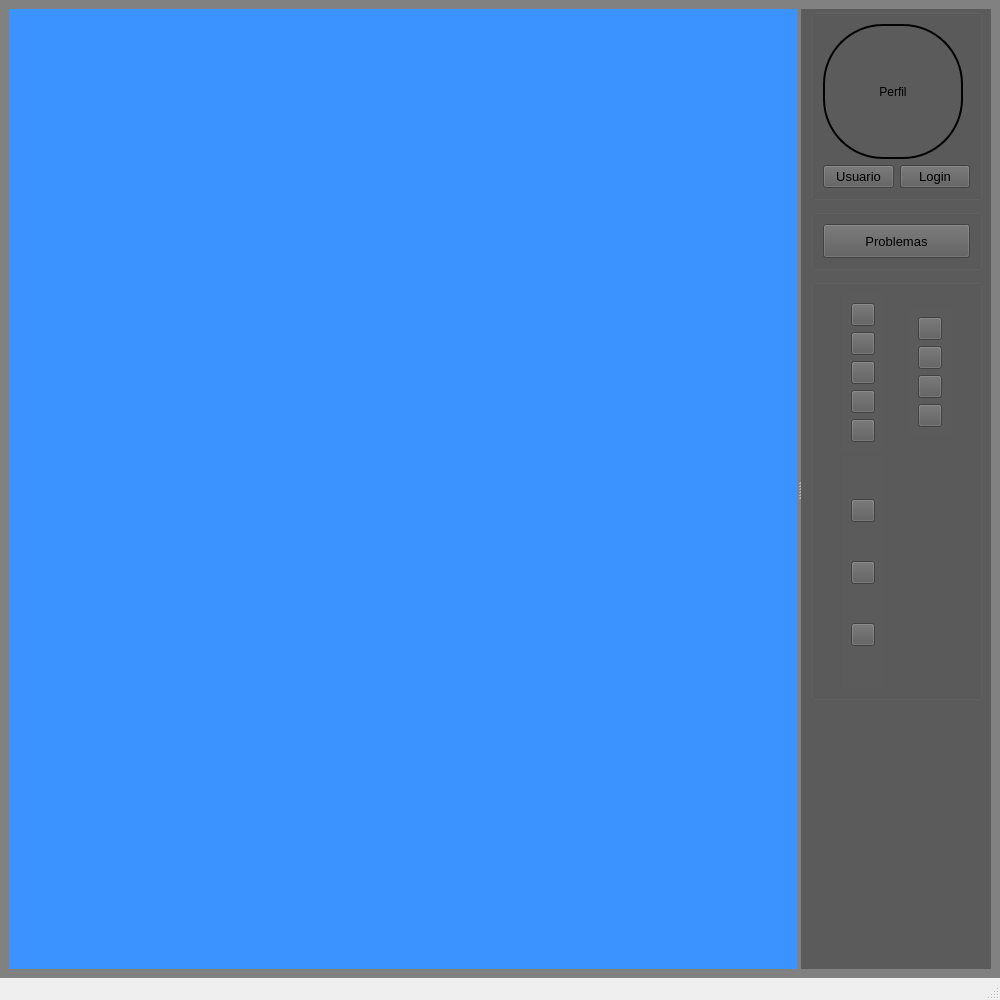
Old version of the form Trabajo/mainwindow.ui in the repository KaiacUPV/PROYECTO-IHM.
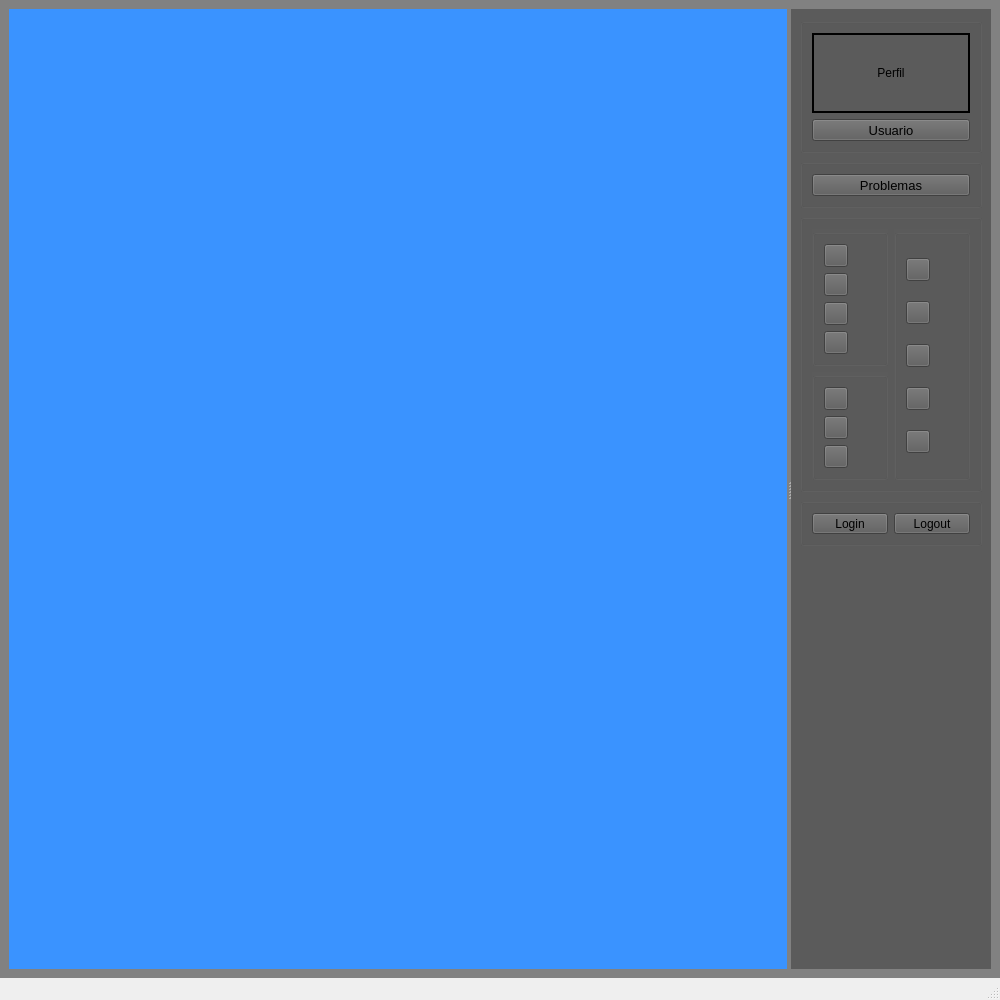
New version of the form. The open tabs and pages were chosen to show the change.

```diff
--- a/Trabajo/mainwindow.ui
+++ b/Trabajo/mainwindow.ui
@@ -29,15 +29,15 @@
    <property name="styleSheet">
     <string notr="true">background-color: rgb(129, 129, 129);</string>
    </property>
-   <layout class="QHBoxLayout" name="horizontalLayout_2">
-    <item>
+   <layout class="QGridLayout" name="gridLayout_4">
+    <item row="0" column="0">
      <widget class="QSplitter" name="splitter">
       <property name="orientation">
        <enum>Qt::Orientation::Horizontal</enum>
       </property>
       <widget class="QWidget" name="mapwidget" native="true">
        <property name="sizePolicy">
-        <sizepolicy hsizetype="MinimumExpanding" vsizetype="Expanding">
+        <sizepolicy hsizetype="Minimum" vsizetype="Expanding">
          <horstretch>50</horstretch>
          <verstretch>0</verstretch>
         </sizepolicy>
@@ -64,8 +64,8 @@
          <verstretch>0</verstretch>
         </sizepolicy>
        </property>
-       <layout class="QHBoxLayout" name="horizontalLayout">
-        <item>
+       <layout class="QGridLayout" name="gridLayout_5">
+        <item row="0" column="0">
          <widget class="QStackedWidget" name="stackedWidget">
           <property name="sizePolicy">
            <sizepolicy hsizetype="MinimumExpanding" vsizetype="Preferred">
@@ -75,7 +75,7 @@
           </property>
           <property name="minimumSize">
            <size>
-            <width>190</width>
+            <width>200</width>
             <height>0</height>
            </size>
           </property>
@@ -94,17 +94,52 @@
            <number>0</number>
           </property>
           <widget class="QWidget" name="page">
+           <layout class="QGridLayout" name="gridLayout_6">
+            <item row="3" column="0">
+             <widget class="QGroupBox" name="Sesions">
+              <property name="sizePolicy">
+               <sizepolicy hsizetype="Minimum" vsizetype="Preferred">
+                <horstretch>0</horstretch>
+                <verstretch>0</verstretch>
+               </sizepolicy>
+              </property>
+              <property name="title">
+               <string/>
+              </property>
+              <layout class="QHBoxLayout" name="horizontalLayout_3">
+               <item>
+                <widget class="QToolButton" name="btnlogin">
+                 <property name="sizePolicy">
+                  <sizepolicy hsizetype="Minimum" vsizetype="Fixed">
+                   <horstretch>0</horstretch>
+                   <verstretch>0</verstretch>
+                  </sizepolicy>
+                 </property>
+                 <property name="text">
+                  <string>Login</string>
+                 </property>
+                </widget>
+               </item>
+               <item>
+                <widget class="QToolButton" name="btnlogout">
+                 <property name="sizePolicy">
+                  <sizepolicy hsizetype="Minimum" vsizetype="Fixed">
+                   <horstretch>0</horstretch>
+                   <verstretch>0</verstretch>
+                  </sizepolicy>
+                 </property>
+                 <property name="text">
+                  <string>Logout</string>
+                 </property>
+                </widget>
+               </item>
+              </layout>
+             </widget>
+            </item>
+            <item row="2" column="0">
            <widget class="QGroupBox" name="groupTools&#10;">
-            <property name="geometry">
-             <rect>
-              <x>10</x>
-              <y>270</y>
-              <width>171</width>
-              <height>421</height>
-             </rect>
-            </property>
             <property name="sizePolicy">
-             <sizepolicy hsizetype="Maximum" vsizetype="Maximum">
+               <sizepolicy hsizetype="Minimum" vsizetype="Maximum">
               <horstretch>0</horstretch>
               <verstretch>0</verstretch>
              </sizepolicy>
@@ -130,63 +165,12 @@
              <set>Qt::AlignmentFlag::AlignCenter</set>
             </property>
             <layout class="QGridLayout" name="gridLayout_2">
-             <item row="1" column="2">
-              <widget class="QWidget" name="widgetLetras" native="true">
-               <property name="sizePolicy">
-                <sizepolicy hsizetype="Fixed" vsizetype="Fixed">
-                 <horstretch>0</horstretch>
-                 <verstretch>0</verstretch>
-                </sizepolicy>
-               </property>
-               <layout class="QVBoxLayout" name="verticalLayout_6">
-                <item>
-                 <widget class="QToolButton" name="btnPunto">
-                  <property name="sizePolicy">
-                   <sizepolicy hsizetype="Maximum" vsizetype="Maximum">
-                    <horstretch>0</horstretch>
-                    <verstretch>0</verstretch>
-                   </sizepolicy>
-                  </property>
-                  <property name="minimumSize">
-                   <size>
-                    <width>0</width>
-                    <height>0</height>
-                   </size>
-                  </property>
-                  <property name="font">
-                   <font>
-                    <pointsize>10</pointsize>
-                   </font>
-                  </property>
-                  <property name="text">
+               <item row="1" column="0">
+                <widget class="QGroupBox" name="widgetLetras">
+                 <property name="title">
                    <string/>
                   </property>
-                 </widget>
-                </item>
-                <item>
-                 <widget class="QToolButton" name="btnLinea">
-                  <property name="sizePolicy">
-                   <sizepolicy hsizetype="Maximum" vsizetype="Maximum">
-                    <horstretch>0</horstretch>
-                    <verstretch>0</verstretch>
-                   </sizepolicy>
-                  </property>
-                  <property name="minimumSize">
-                   <size>
-                    <width>0</width>
-                    <height>0</height>
-                   </size>
-                  </property>
-                  <property name="font">
-                   <font>
-                    <pointsize>10</pointsize>
-                   </font>
-                  </property>
-                  <property name="text">
-                   <string/>
-                  </property>
-                 </widget>
-                </item>
+                 <layout class="QVBoxLayout" name="verticalLayout_2">
                 <item>
                  <widget class="QToolButton" name="btnColor">
                   <property name="sizePolicy">
@@ -235,18 +219,116 @@
                   </property>
                  </widget>
                 </item>
+                  <item>
+                   <widget class="QToolButton" name="btnPunto">
+                    <property name="sizePolicy">
+                     <sizepolicy hsizetype="Maximum" vsizetype="Maximum">
+                      <horstretch>0</horstretch>
+                      <verstretch>0</verstretch>
+                     </sizepolicy>
+                    </property>
+                    <property name="minimumSize">
+                     <size>
+                      <width>0</width>
+                      <height>0</height>
+                     </size>
+                    </property>
+                    <property name="font">
+                     <font>
+                      <pointsize>10</pointsize>
+                     </font>
+                    </property>
+                    <property name="text">
+                     <string/>
+                    </property>
+                   </widget>
+                  </item>
+                  <item>
+                   <widget class="QToolButton" name="btnLinea">
+                    <property name="sizePolicy">
+                     <sizepolicy hsizetype="Maximum" vsizetype="Maximum">
+                      <horstretch>0</horstretch>
+                      <verstretch>0</verstretch>
+                     </sizepolicy>
+                    </property>
+                    <property name="minimumSize">
+                     <size>
+                      <width>0</width>
+                      <height>0</height>
+                     </size>
+                    </property>
+                    <property name="font">
+                     <font>
+                      <pointsize>10</pointsize>
+                     </font>
+                    </property>
+                    <property name="text">
+                     <string/>
+                    </property>
+                   </widget>
+                  </item>
                </layout>
               </widget>
              </item>
-             <item row="1" column="0">
-              <widget class="QWidget" name="widgetConfig" native="true">
+               <item row="2" column="0">
+                <widget class="QGroupBox" name="widgetItems_2">
+                 <property name="title">
+                  <string/>
+                 </property>
+                 <layout class="QVBoxLayout" name="verticalLayout_3">
+                  <item>
+                   <widget class="QToolButton" name="btnCompas">
                <property name="sizePolicy">
-                <sizepolicy hsizetype="Fixed" vsizetype="Fixed">
+                     <sizepolicy hsizetype="Maximum" vsizetype="Maximum">
                  <horstretch>0</horstretch>
                  <verstretch>0</verstretch>
                 </sizepolicy>
                </property>
-               <layout class="QVBoxLayout" name="verticalLayout_5">
+                    <property name="text">
+                     <string/>
+                    </property>
+                   </widget>
+                  </item>
+                  <item>
+                   <widget class="QToolButton" name="btnTransportador">
+                    <property name="sizePolicy">
+                     <sizepolicy hsizetype="Maximum" vsizetype="Maximum">
+                      <horstretch>0</horstretch>
+                      <verstretch>0</verstretch>
+                     </sizepolicy>
+                    </property>
+                    <property name="text">
+                     <string/>
+                    </property>
+                   </widget>
+                  </item>
+                  <item>
+                   <widget class="QToolButton" name="btnRegla">
+                    <property name="sizePolicy">
+                     <sizepolicy hsizetype="Maximum" vsizetype="Maximum">
+                      <horstretch>0</horstretch>
+                      <verstretch>0</verstretch>
+                     </sizepolicy>
+                    </property>
+                    <property name="font">
+                     <font>
+                      <pointsize>10</pointsize>
+                     </font>
+                    </property>
+                    <property name="text">
+                     <string/>
+                    </property>
+                   </widget>
+                  </item>
+                 </layout>
+                </widget>
+               </item>
+               <item row="1" column="2" rowspan="2">
+                <widget class="QGroupBox" name="widgetItems">
+                 <property name="title">
+                  <string/>
+                 </property>
+                 <layout class="QVBoxLayout" name="verticalLayout_4">
                 <item>
                  <widget class="QToolButton" name="btnZoomIn">
                   <property name="sizePolicy">
@@ -329,81 +411,26 @@
                </layout>
               </widget>
              </item>
-             <item row="2" column="0">
-              <widget class="QWidget" name="widgetItems" native="true">
-               <property name="sizePolicy">
-                <sizepolicy hsizetype="Fixed" vsizetype="Preferred">
-                 <horstretch>0</horstretch>
-                 <verstretch>0</verstretch>
-                </sizepolicy>
-               </property>
-               <property name="font">
-                <font>
-                 <bold>true</bold>
-                 <underline>true</underline>
-                </font>
-               </property>
-               <layout class="QVBoxLayout" name="verticalLayout_2">
-                <item>
-                 <widget class="QToolButton" name="btnCompas">
-                  <property name="sizePolicy">
-                   <sizepolicy hsizetype="Maximum" vsizetype="Maximum">
-                    <horstretch>0</horstretch>
-                    <verstretch>0</verstretch>
-                   </sizepolicy>
-                  </property>
-                  <property name="text">
-                   <string/>
-                  </property>
-                 </widget>
-                </item>
-                <item>
-                 <widget class="QToolButton" name="btnTransportador">
-                  <property name="sizePolicy">
-                   <sizepolicy hsizetype="Maximum" vsizetype="Maximum">
-                    <horstretch>0</horstretch>
-                    <verstretch>0</verstretch>
-                   </sizepolicy>
-                  </property>
-                  <property name="text">
-                   <string/>
-                  </property>
-                 </widget>
-                </item>
-                <item>
-                 <widget class="QToolButton" name="btnRegla">
-                  <property name="sizePolicy">
-                   <sizepolicy hsizetype="Maximum" vsizetype="Maximum">
-                    <horstretch>0</horstretch>
-                    <verstretch>0</verstretch>
-                   </sizepolicy>
-                  </property>
-                  <property name="font">
-                   <font>
-                    <pointsize>10</pointsize>
-                   </font>
-                  </property>
-                  <property name="text">
-                   <string/>
-                  </property>
-                 </widget>
-                </item>
-               </layout>
-              </widget>
-             </item>
-            </layout>
-           </widget>
+              </layout>
+             </widget>
+            </item>
+            <item row="4" column="0">
+             <spacer name="verticalSpacer">
+              <property name="orientation">
+               <enum>Qt::Orientation::Vertical</enum>
+              </property>
+              <property name="sizeHint" stdset="0">
+               <size>
+                <width>20</width>
+                <height>40</height>
+               </size>
+              </property>
+             </spacer>
+            </item>
+            <item row="1" column="0">
            <widget class="QGroupBox" name="groupProblems">
-            <property name="geometry">
-             <rect>
-              <x>10</x>
-              <y>200</y>
-              <width>171</width>
-              <height>61</height>
-             </rect>
-            </property>
             <property name="sizePolicy">
-             <sizepolicy hsizetype="Minimum" vsizetype="Minimum">
+               <sizepolicy hsizetype="Minimum" vsizetype="Fixed">
               <horstretch>0</horstretch>
               <verstretch>0</verstretch>
              </sizepolicy>
@@ -415,7 +442,7 @@
              <item>
               <widget class="QToolButton" name="btnProblemas">
                <property name="sizePolicy">
-                <sizepolicy hsizetype="Minimum" vsizetype="Minimum">
+                  <sizepolicy hsizetype="Minimum" vsizetype="Fixed">
                  <horstretch>0</horstretch>
                  <verstretch>0</verstretch>
                 </sizepolicy>
@@ -435,17 +462,11 @@
              </item>
             </layout>
            </widget>
+            </item>
+            <item row="0" column="0">
            <widget class="QGroupBox" name="groupUsuario">
-            <property name="geometry">
-             <rect>
-              <x>10</x>
-              <y>0</y>
-              <width>171</width>
-              <height>191</height>
-             </rect>
-            </property>
             <property name="sizePolicy">
-             <sizepolicy hsizetype="Fixed" vsizetype="Preferred">
+               <sizepolicy hsizetype="Minimum" vsizetype="Preferred">
               <horstretch>0</horstretch>
               <verstretch>0</verstretch>
              </sizepolicy>
@@ -462,7 +483,7 @@
              <string/>
             </property>
             <layout class="QGridLayout" name="gridLayout_3">
-             <item row="0" column="0">
+               <item row="1" column="0">
               <widget class="QLabel" name="lblUserAvatar">
                <property name="sizePolicy">
                 <sizepolicy hsizetype="Minimum" vsizetype="Minimum">
@@ -497,10 +518,10 @@
                </property>
               </widget>
              </item>
-             <item row="1" column="0">
-              <widget class="QPushButton" name="Boton_Usuario">
+               <item row="2" column="0">
+                <widget class="QToolButton" name="Boton_Usuario">
                <property name="sizePolicy">
-                <sizepolicy hsizetype="Fixed" vsizetype="Fixed">
+                  <sizepolicy hsizetype="Minimum" vsizetype="Fixed">
                  <horstretch>0</horstretch>
                  <verstretch>0</verstretch>
                 </sizepolicy>
@@ -510,21 +531,10 @@
                </property>
               </widget>
              </item>
-             <item row="1" column="1">
-              <widget class="QPushButton" name="btnlogin">
-               <property name="sizePolicy">
-                <sizepolicy hsizetype="Maximum" vsizetype="Fixed">
-                 <horstretch>0</horstretch>
-                 <verstretch>0</verstretch>
-                </sizepolicy>
-               </property>
-               <property name="text">
-                <string>Login</string>
-               </property>
+              </layout>
               </widget>
              </item>
             </layout>
-           </widget>
           </widget>
           <widget class="QWidget" name="page_usuario">
            <widget class="QToolButton" name="btnBack1">
```
Left out of the diff: 17 changed lines with no effect on the pictures. Lines whose indentation alone changed are shown as unchanged.
